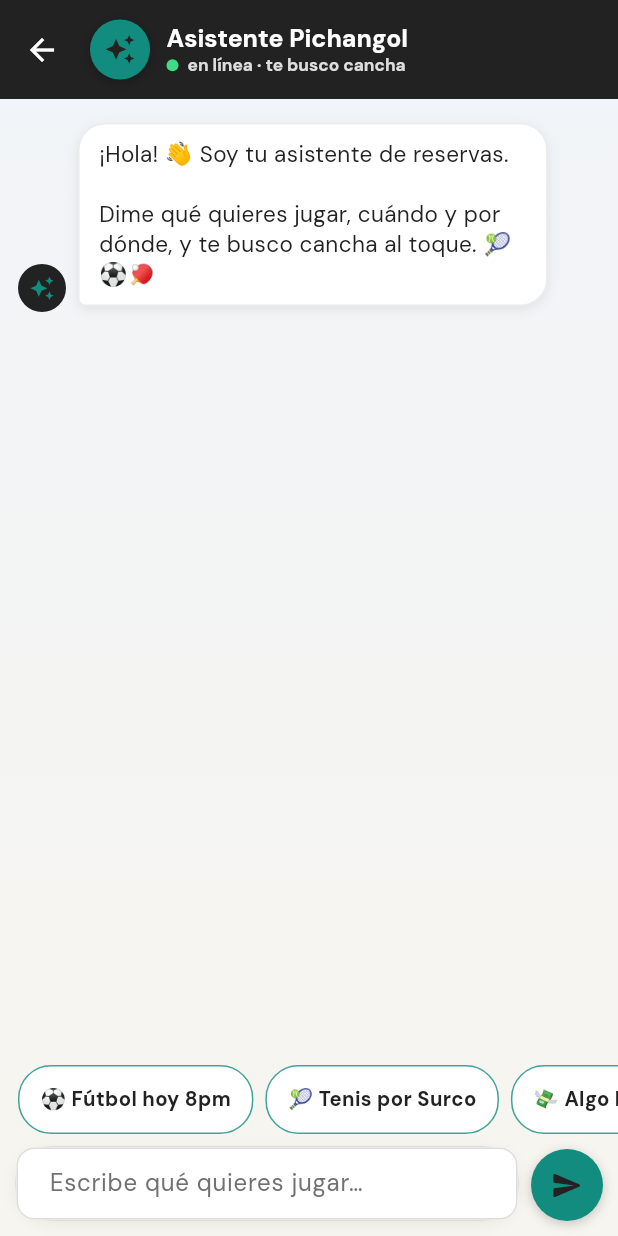
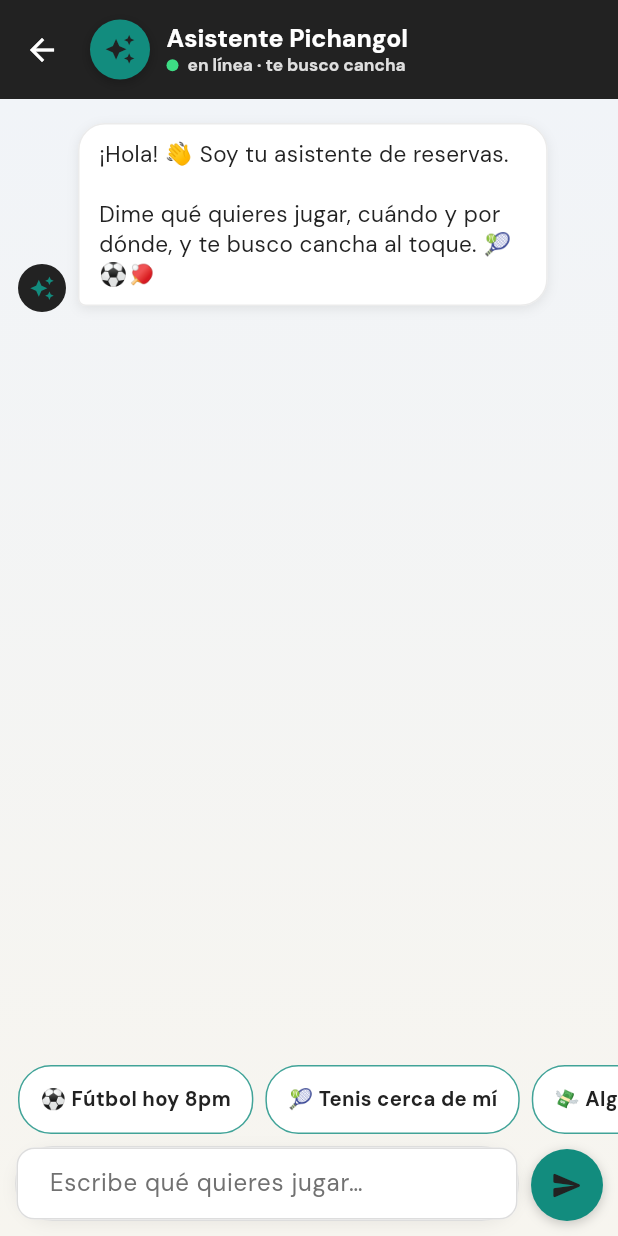
Before and after one commit to dcalagua/canchas-app-lima, a Flutter app: the AsistenteScreen screen opened directly, on a phone screen of 412 x 824 dp. Run offline on Flutter 3.47's test engine with Material 3 defaults, Android fonts, the phone set to English and light mode, and no system bars; our stand-ins replace font_awesome_flutter, geocoding, geolocator, google_fonts, google_maps_flutter, google_sign_in and 3 more; accounts and stored records are empty.

Commit message:
Asistente: chips de ejemplo sin distrito fijo (no "por Surco")
Los ejemplos del concierge sugerían "Tenis por Surco" (distrito de Lima),
que confunde a quien está en otra ciudad (p. ej. Juliaca): parecía decir que
hay canchas cerca de Surco. Se cambia por "Tenis cerca de mí", que busca
según la ubicación real del usuario (GPS) en vez de una zona hardcodeada.

Co-Authored-By: Claude Opus 4.8 (1M context) <noreply@anthropic.com>
Claude-Session: https://claude.ai/code/session_017fg7ijXuZRX6jvFjZELf83

```diff
--- a/lib/screens/asistente_screen.dart
+++ b/lib/screens/asistente_screen.dart
@@ -42,9 +42,12 @@ class _AsistenteScreenState extends State<AsistenteScreen> {
   final _turnos = <_Turno>[];
   bool _pensando = false;
 
+  // Ejemplos SIN distrito fijo: antes decía "Tenis por Surco" (Lima), que
+  // confundía a quien está en otra ciudad (p. ej. Juliaca). Ahora se apoyan en
+  // "cerca de mí" para buscar según tu ubicación real.
   static const _ejemplos = [
     '⚽ Fútbol hoy 8pm',
-    '🎾 Tenis por Surco',
+    '🎾 Tenis cerca de mí',
     '💸 Algo barato cerca',
   ];
 
```
